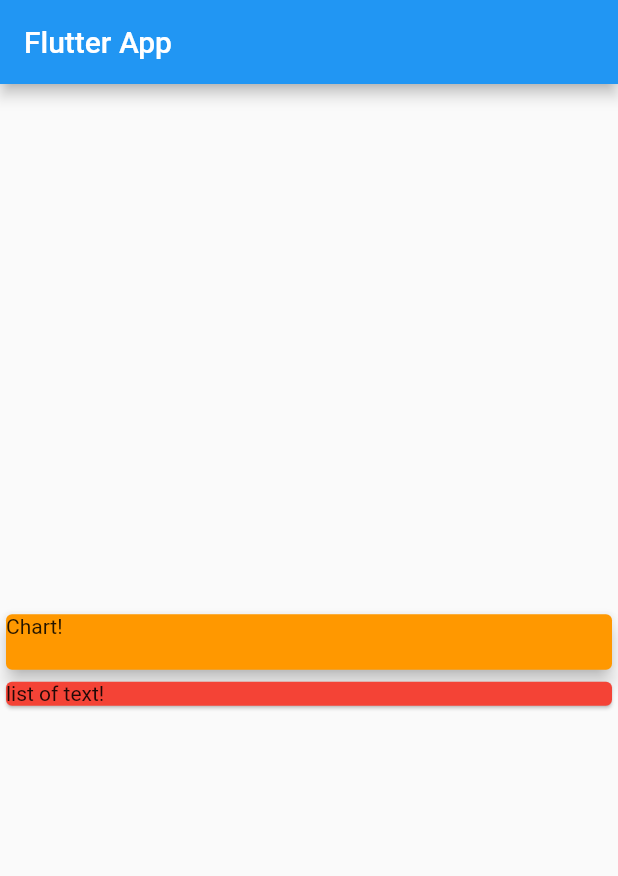
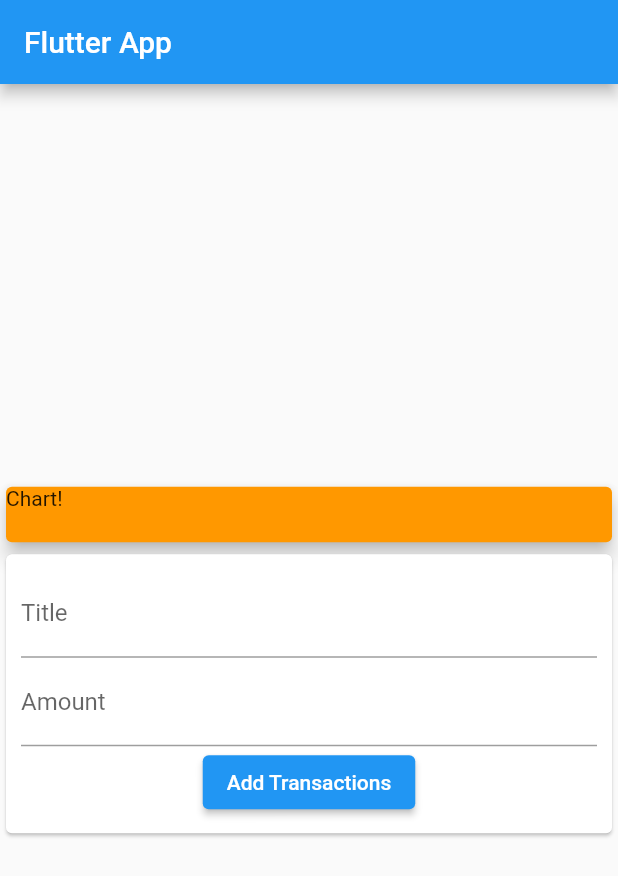
Before and after one commit to adeelsadiq/flutter_spending_app, a Flutter app: the screen it shows after launch, on a phone screen of 412 x 824 dp. Shown: the top 876 px of the screen. Run offline on Flutter 3.47's test engine with Material 2 defaults, Android fonts, the phone set to English and light mode, and no system bars.

Commit message:
widgets and text handling

```diff
--- a/lib/main.dart
+++ b/lib/main.dart
@@ -2,11 +2,11 @@
 
 import 'package:flutter/material.dart';
 
+import './widgets/transaction_list.dart';
+
 void main() => runApp(MyApp());
 
 class MyApp extends StatelessWidget {
-  const MyApp({super.key});
-
   @override
   Widget build(BuildContext context) {
     return MaterialApp(
@@ -17,7 +17,10 @@ class MyApp extends StatelessWidget {
 }
 
 class MyHomePage extends StatelessWidget {
-  const MyHomePage({super.key});
+  // String titleInput;
+  // String amountInput;
+  final titleController = TextEditingController();
+  final amountController = TextEditingController();
 
   @override
   Widget build(BuildContext context) {
@@ -44,10 +47,28 @@ class MyHomePage extends StatelessWidget {
                       child: Text('Chart!'),
                     ),
                   ),
+                  Card(
+                      child: Container(
+                    padding: EdgeInsets.all(10),
+                    child: Column(
+                      children: <Widget>[
+                        TextField(
+                            controller: titleController,
+                            decoration: InputDecoration(labelText: 'Title')),
+                        TextField(
+                            controller: amountController,
+                            decoration: InputDecoration(labelText: 'Amount')),
+                        ElevatedButton(
+                            onPressed: () {
+                              print(titleController.text);
+                              print(amountController.text);
+                            },
+                            child: Text('Add Transactions'))
                       ],
                     ),
-            Card(color: Colors.red, child: Text('list of text!'))
-          ]),
-    );
+                  ))
+                ],
+              ),
+            ]));
   }
 }
--- /dev/null
+++ b/lib/models/transaction.dart
@@ -0,0 +1,14 @@
+import 'package:flutter/foundation.dart';
+
+class Transaction {
+  final String id;
+  final String title;
+  final double amount;
+  final DateTime date;
+
+  Transaction(
+      {@required this.id,
+      @required this.title,
+      @required this.amount,
+      @required this.date});
+}
```
Also changed, not shown: lib/widgets/transaction_list.dart (added, +86 -0 lines), pubspec.yaml (+3 -4 lines), pubspec.lock. Lines whose indentation alone changed are shown as unchanged.
